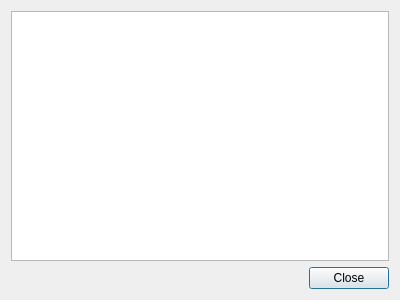
telefonicaid/fiware-cosmos-platform, file libs/delilah/gui/forms/InfoBox.ui: the form before one commit.
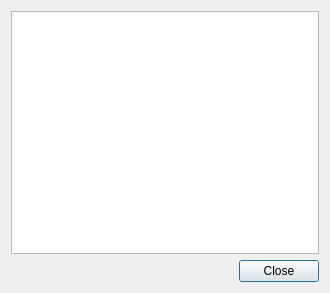
The form after the commit.

What changed in the file:
```diff
--- a/libs/delilah/gui/forms/InfoBox.ui
+++ b/libs/delilah/gui/forms/InfoBox.ui
@@ -6,8 +6,8 @@
    <rect>
     <x>0</x>
     <y>0</y>
-    <width>400</width>
-    <height>300</height>
+    <width>330</width>
+    <height>293</height>
    </rect>
   </property>
   <property name="focusPolicy">
```
